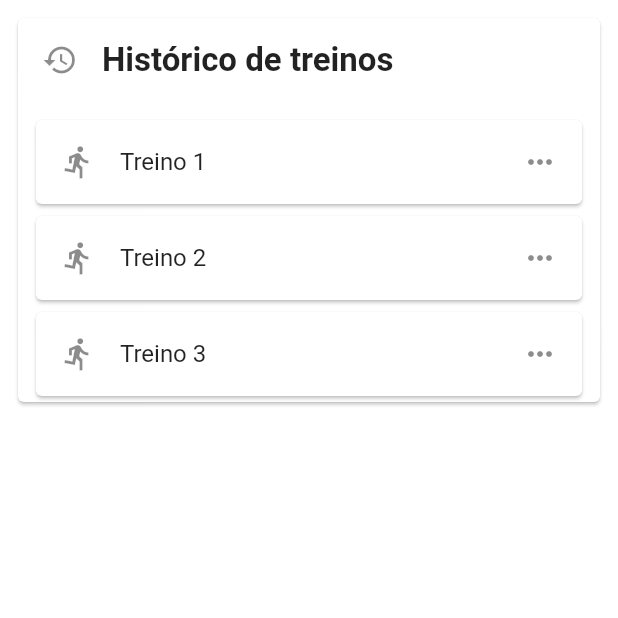
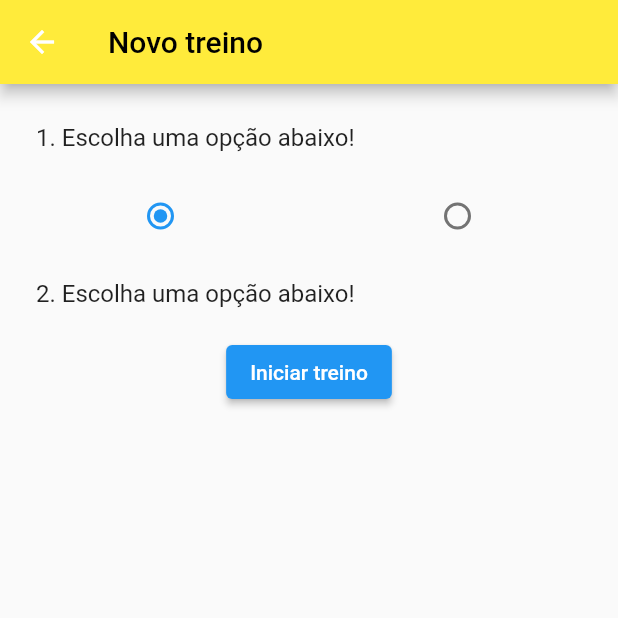
Before and after one commit to willjrcom/fabrica_projetos_v, a Flutter app: the TrainingScreen screen opened directly, on a phone screen of 412 x 824 dp, the top half of it. Run offline on Flutter 3.47's test engine with Material 2 defaults, Android fonts, the phone set to English and light mode, and no system bars; our stand-ins replace sqflite; accounts and stored records are empty.

Commit message:
init training

```diff
--- a/lib/main.dart
+++ b/lib/main.dart
@@ -1,7 +1,7 @@
 import 'package:flutter/material.dart';
 import 'components/app_bar.dart';
 import 'screens/home.dart';
-import 'screens/training.dart';
+import 'screens/history_training.dart';
 import 'screens/profile.dart';
 
 void main() => runApp(const VncApp());
@@ -37,7 +37,7 @@ class _ControlScreenState extends State<ControlScreen> {
 
   final List<Widget> _telas = [
     const HomeScreen(),
-    const TrainingScreen(),
+    const HistoryTrainingScreen(),
     const ProfileScreen()
   ];
 
--- a/lib/screens/training.dart
+++ b/lib/screens/training.dart
@@ -1,168 +1,79 @@
+import 'package:flutter/material.dart';
+import 'package:my_app/Model/profile_instance.dart';
 
-import 'package:flutter/material.dart';
+import '../database/app_database.dart';
 
-class TrainingScreen extends StatelessWidget {
+enum selectOptions { lafayette, jefferson }
+
+class TrainingScreen extends StatefulWidget {
   const TrainingScreen({Key? key}) : super(key: key);
 
   @override
+  State<TrainingScreen> createState() => _TrainingScreenState();
+}
+
+class _TrainingScreenState extends State<TrainingScreen> {
+  late ProfileInstance profile;
+
+  bool userExists = false;
+  selectOptions? _character = selectOptions.lafayette;
+
+  void loadProfile(newProfile) {
+    userExists = true;
+    profile = newProfile;
+  }
+
+  @override
   Widget build(BuildContext context) {
-    void onTabTapped() {
-      showModalBottomSheet<void>(
-        context: context,
-        builder: (BuildContext context) {
-          return SizedBox(
-            height: 400,
-            child: Padding(
-              padding: const EdgeInsets.all(16.0),
-              child: Scaffold(
-                body: Column(
-                  children: [
-                    const Text('Treino',
-                      style: TextStyle(
-                          fontWeight: FontWeight.bold,
-                          fontSize: 22
+
+    findById().then((profile) => setState(() => loadProfile(profile)));
+    return Scaffold(
+      appBar: AppBar(
+        title: const Text('Novo treino', style: TextStyle(color: Colors.black),),
       ),
-                    ),
-                    const Card(
-                        child: ListTile(
-                          leading: Icon(Icons.timelapse),
-                          title: Text('${20} min'),
-                        )
-                    ),
-                    Card(
+      body: Padding(
+        padding: const EdgeInsets.all(8.0),
         child: Column(
           children: [
             const ListTile(
-                              title: Text('Exercícios praticados',
-                                style: TextStyle(
-                                  fontWeight: FontWeight.bold,
+              title: Text('1. Escolha uma opção abaixo!'),
+            ),
+            Row(
+              children: [
+                Expanded(
+                    child: Radio<selectOptions>(
+                        value: selectOptions.lafayette,
+                        groupValue: _character,
+                        onChanged: (selectOptions? value) {
+                          setState(() {
+                            _character = value!;
+                          });
+                        }
                     ),
                 ),
-                            ),
-                            SizedBox(
-                              height: 190,
-                              child: SingleChildScrollView(
-                                child: Padding(
-                                  padding: const EdgeInsets.all(1.0),
-                                  child: Column(
-                                    children: const [
-                                      Card(
-                                        child: ListTile(
-                                          title: Text('Aquecimento'),
-                                        ),
-                                      ),
-                                      Card(
-                                        child: ListTile(
-                                          title: Text('Caminhada'),
-                                        ),
-                                      ),
-                                      Card(
-                                        child: ListTile(
-                                          title: Text('Corrida'),
-                                        ),
-                                      ),
-                                      Card(
-                                        child: ListTile(
-                                          title: Text('Caminhada'),
+                Expanded(
+                  child: Radio<selectOptions>(
+                      value: selectOptions.jefferson,
+                      groupValue: _character,
+                      onChanged: (selectOptions? value) {
+                        setState(() {
+                          _character = value!;
+                        });
+                      }
                   ),
                 ),
               ],
             ),
+            const ListTile(
+              title: Text('2. Escolha uma opção abaixo!'),
             ),
-                              ),
-                            ),
-                          ],
-                        )
-                    )
-                  ],
-                ),
-
-                floatingActionButton: FloatingActionButton(
-                  onPressed: () => Navigator.pop(context),
-                  child: const Icon(Icons.close, color: Colors.black),
-                  backgroundColor: Colors.yellow,
-                ),
-              ),
-            ),
-          );
-        },
-      );
-    }
-
-    return Padding(
-      padding: const EdgeInsets.all(8.0),
-      child: Column(
-        children: [
-          Card(
-            child: Column(
-              children: [
-                const ListTile(
-                  minLeadingWidth: 10.0,
-                  leading: Icon(Icons.history),
-                  title: Text('Histórico de treinos', style: TextStyle(fontWeight: FontWeight.bold, fontSize: 22)),
-                ),
-                SizedBox(
-                  height: 200,
-                  child: SingleChildScrollView(
-                    child: Padding(
-                      padding: const EdgeInsets.all(8.0),
-                      child: Column(
-                        children: [
-                          Card(
-                            child: ListTile(
-                              minLeadingWidth: 10.0,
-                              leading: Icon(Icons.directions_run),
-                              title: Text('Treino 1'),
-                              trailing: Icon(Icons.more_horiz),
-                              onTap: onTabTapped,
-                            ),
-                          ),
-                          Card(
-                            child: ListTile(
-                              minLeadingWidth: 10.0,
-                              leading: Icon(Icons.directions_run),
-                              title: Text('Treino 2'),
-                              trailing: Icon(Icons.more_horiz),
-                              onTap: onTabTapped,
-                            ),
-                          ),
-                          Card(
-                            child: ListTile(
-                              minLeadingWidth: 10.0,
-                              leading: Icon(Icons.directions_run),
-                              title: Text('Treino 3'),
-                              trailing: Icon(Icons.more_horiz),
-                              onTap: onTabTapped,
-                            ),
-                          ),
-                          Card(
-                            child: ListTile(
-                              minLeadingWidth: 10.0,
-                              leading: Icon(Icons.directions_run),
-                              title: Text('Treino 4'),
-                              trailing: Icon(Icons.more_horiz),
-                              onTap: onTabTapped,
-                            ),
-                          ),
-                          Card(
-                            child: ListTile(
-                              minLeadingWidth: 10.0,
-                              leading: Icon(Icons.directions_run),
-                              title: Text('Treino 5'),
-                              trailing: Icon(Icons.more_horiz),
-                              onTap: onTabTapped,
-                            ),
+            ElevatedButton(
+                onPressed: () => Navigator.pop(context, profile),
+                child: const Text('Iniciar treino')
             ),
           ],
         ),
       ),
-                  ),
-                )
-              ],
-            ),
-          )
-        ],
-      ),
     );
   }
 }
```
Also changed, not shown: lib/screens/history_training.dart (added, +166 -0 lines), lib/screens/home.dart (+44 -2 lines), lib/screens/profile.dart (indentation only). Lines whose indentation alone changed are shown as unchanged.
